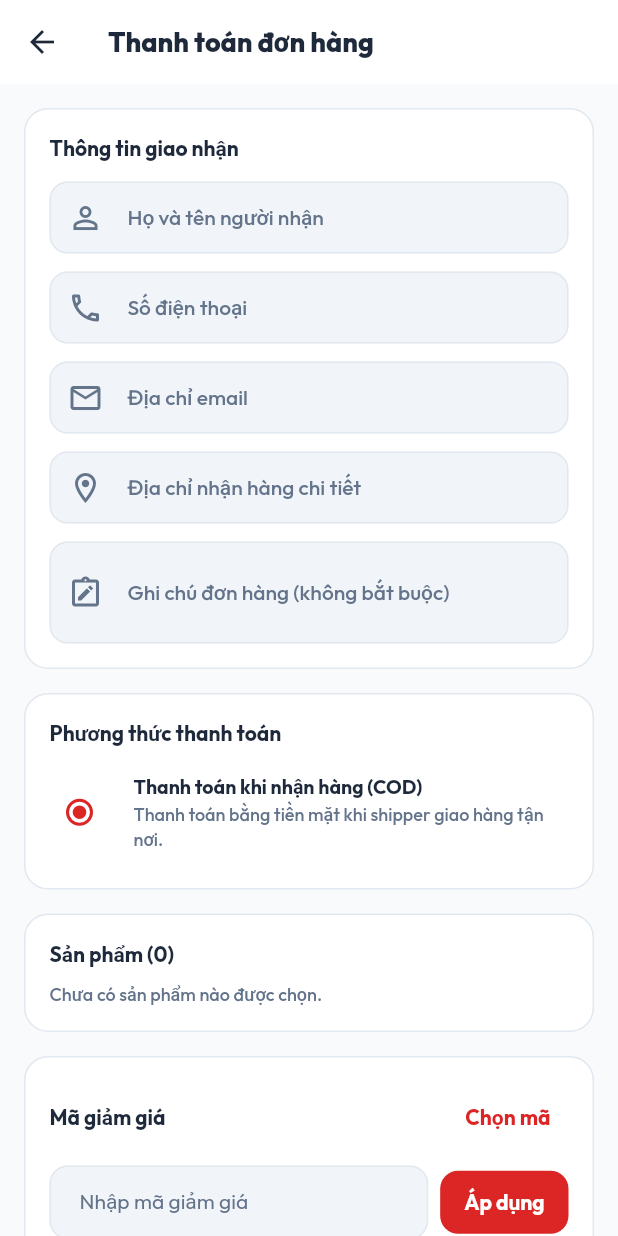
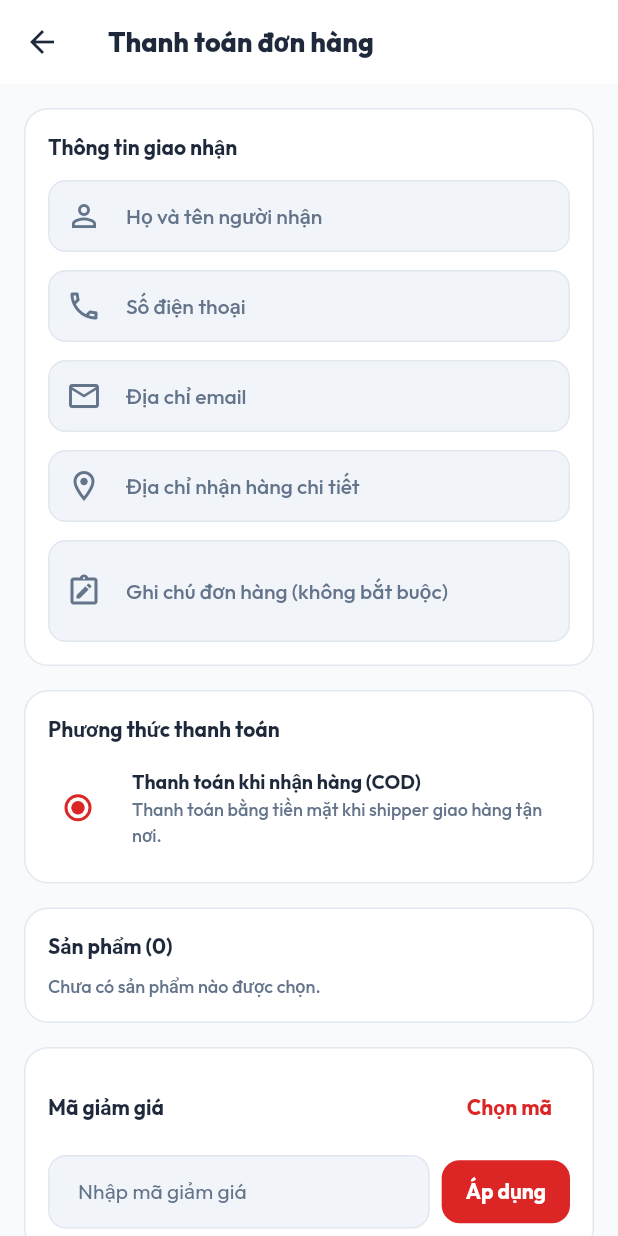
Before and after one commit to hoangtruong01/Truong_Thanh_Bookstore, a Flutter app: the CheckoutScreen screen opened directly, on a phone screen of 412 x 824 dp. Run offline on Flutter 3.47's test engine with Material 3 defaults, Android fonts, the phone set to English and light mode, and no system bars; our stand-ins replace cached_network_image, firebase_core, firebase_messaging, flutter_secure_storage, google_fonts, shared_preferences and 1 more; accounts and stored records are empty; statements that could not run were skipped; project files that could hold a hidden picture were left out.

Commit message:
fix(mobile): use Material widget in CommerceCard and prevent pending timer leaks in tests

```diff
--- a/mobile/lib/screens/cart/widgets/commerce_widgets.dart
+++ b/mobile/lib/screens/cart/widgets/commerce_widgets.dart
@@ -13,15 +13,17 @@ class CommerceCard extends StatelessWidget {
   @override
   Widget build(BuildContext context) {
     final palette = context.palette;
-    return Container(
-      width: double.infinity,
-      padding: padding,
-      decoration: BoxDecoration(
-        color: palette.surface,
+    return Material(
+      color: palette.surface,
+      shape: RoundedRectangleBorder(
         borderRadius: AppRadii.card,
-        border: Border.all(color: palette.border),
+        side: BorderSide(color: palette.border),
       ),
-      child: child,
+      child: Container(
+        width: double.infinity,
+        padding: padding,
+        child: child,
+      ),
     );
   }
 }
```
Also changed, not shown: 2 other files.
